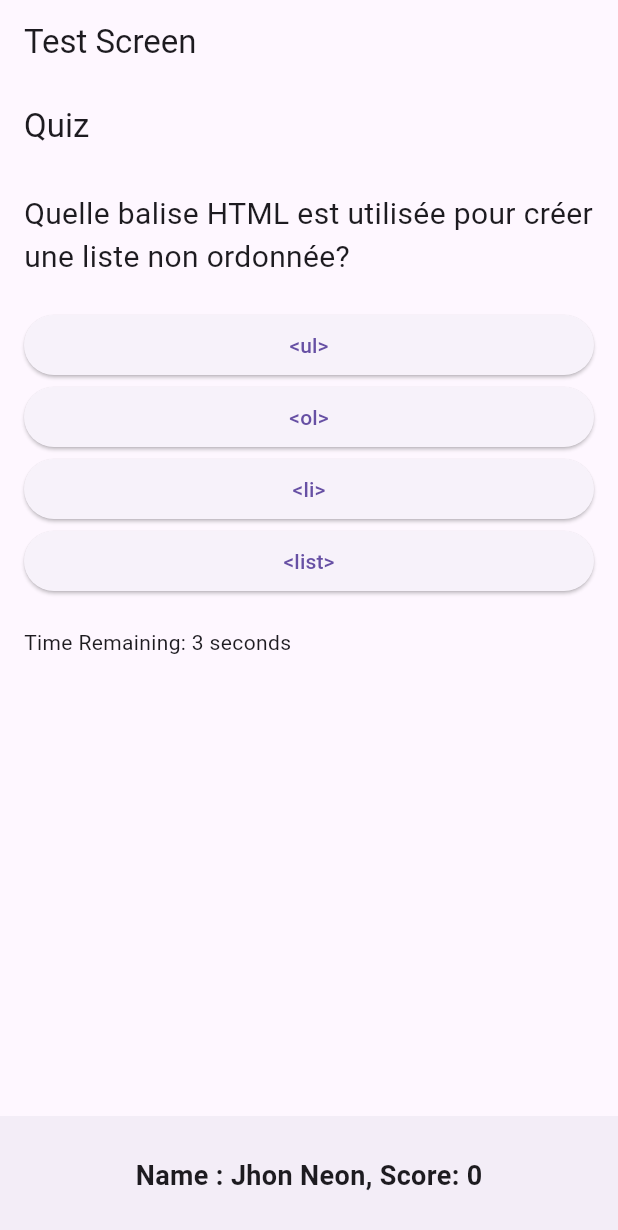
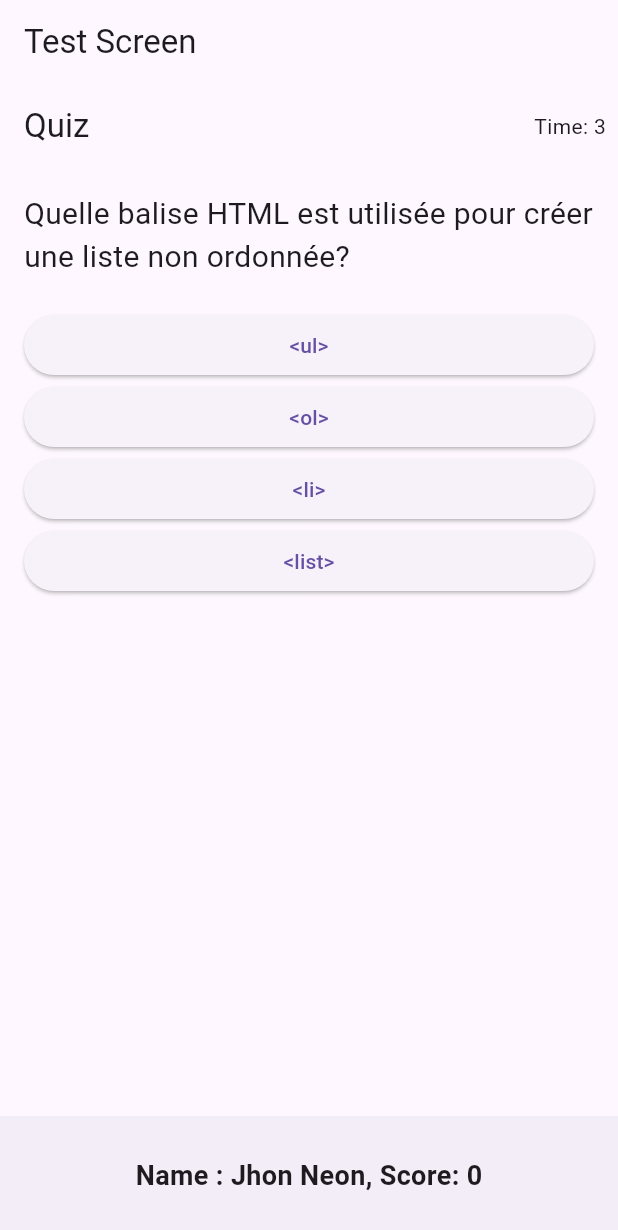
Before and after one commit to OumarKh/QuizApp, a Flutter app: the screen it shows after launch, on a phone screen of 412 x 824 dp. Shown: the top 1230 px of the screen. Run offline on Flutter 3.47's test engine with Material 3 defaults, Android fonts, the phone set to English and light mode, and no system bars; accounts and stored records are empty.

Commit message:
"fixed an issue with the timer"

```diff
--- a/lib/widgets/question_widget.dart
+++ b/lib/widgets/question_widget.dart
@@ -59,6 +59,12 @@ class _QuestionScreenState extends State<questionScreen> {
     return Scaffold(
       appBar: AppBar(
         title: Text('Quiz'),
+        actions: [
+          Padding(
+            padding: const EdgeInsets.all(8.0),
+            child: Text('Time: $_secondsRemaining'),
+          ),
+        ],
       ),
       body: Padding(
         padding: const EdgeInsets.all(16.0),
@@ -78,8 +84,6 @@ class _QuestionScreenState extends State<questionScreen> {
                   .map((entry) => _buildOptionButton(entry.key, entry.value))
                   .toList(),
             ),
-            SizedBox(height: 20),
-            Text('Time Remaining: $_secondsRemaining seconds'),
           ],
         ),
       ),
```
